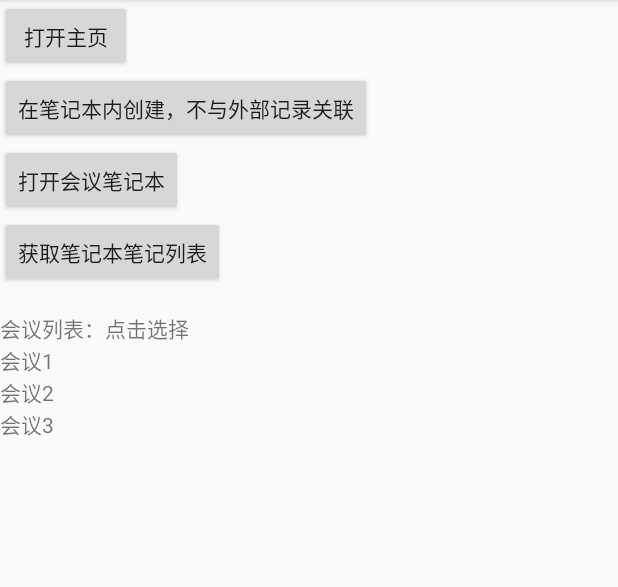
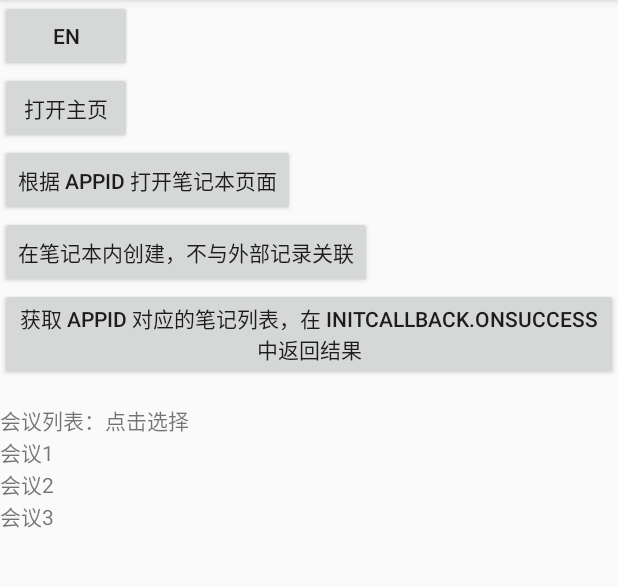
Before and after one commit to WizTeam/WizNoteClientSDK, an Android app: the screen it shows after launch (MainActivity), on a phone screen of 412 x 824 dp, the part 84-671 px from its top. Run offline under Robolectric (Android 15) with nearby library versions, the phone set to English and light mode, and no system bars; libraries missing offline, so code that uses them is left out: cn.wiz.note, cn.wiz.sdk.

Commit message:
notebook name i18n

```diff
--- a/android/examples/app/src/main/java/cn/wiz/example/BaseActivity.java
+++ b/android/examples/app/src/main/java/cn/wiz/example/BaseActivity.java
@@ -1,11 +1,15 @@
 package cn.wiz.example;
 
+import android.annotation.SuppressLint;
 import android.app.Activity;
 import android.content.Context;
 import android.support.annotation.Nullable;
 import android.support.v7.app.AppCompatActivity;
 import android.util.Log;
 import android.widget.ListView;
+
+import org.json.JSONException;
+import org.json.JSONObject;
 
 import cn.wiz.note.sdk.WizNoteSDK;
 import cn.wiz.sdk.api.WizSDK;
@@ -15,30 +19,55 @@ import cn.wiz.sdk.util2.ToastUtil;
  * eventCallback uiCallback logicCallback 为公用回调
  * initCallback 不同方法需要提供不同实现
  */
+@SuppressLint("Registered")
 public class BaseActivity extends AppCompatActivity {
 
 
+    /**
+     * 打开主页
+     */
     public void startNoteHome(WizSDK.HWInitCallback initCallback) {
         WizNoteSDK.startNoteHome(getApplication(), initCallback, eventCallback, uiCallback, logicCallback);
     }
 
-    public void startNotebook(WizSDK.HWInitCallback initCallback, String notebookName) {
-        WizNoteSDK.startNoteList(getApplication(), initCallback, eventCallback, uiCallback, logicCallback, notebookName);
-    }
-
+    /**
+     * 查看笔记
+     */
     public void startViewNote(WizSDK.HWInitCallback initCallback, String docGuid) {
         WizNoteSDK.startViewNote(getApplication(), initCallback, eventCallback, uiCallback, logicCallback, docGuid);
     }
 
-    public void startCreateNote(WizSDK.HWInitCallback initCallback, String notebookName, String appId, String objectId, String title) {
-        WizNoteSDK.startCreateNote(getApplication(), initCallback, eventCallback, uiCallback, logicCallback, notebookName, appId, objectId, title);
+    /**
+     * 创建笔记
+     */
+    public void startCreateNote(WizSDK.HWInitCallback initCallback, String i18nNotebookName, String appId, String objectId, String title) {
+        WizNoteSDK.startCreateNote(getApplication(), initCallback, eventCallback, uiCallback, logicCallback, i18nNotebookName, appId, objectId, title);
     }
 
-    @Deprecated
-    public void startCreateNote(WizSDK.HWInitCallback initCallback, String notebookName, String appId, String objectId) {
-        WizNoteSDK.startCreateNote(getApplication(), initCallback, eventCallback, uiCallback, logicCallback, notebookName, appId, objectId);
+    /**
+     * 根据 AppId 获取笔记列表
+     */
+    public void getNoteListByAppId(WizSDK.HWInitCallback initCallback, String appId, String i18nNotebookName, int start, int count) {
+        WizNoteSDK.getNoteListByAppId(getApplication(), initCallback, eventCallback, uiCallback, logicCallback, appId, i18nNotebookName, start, count);
     }
 
+    /**
+     * 根据 AppId 和 ObjectId 获取笔记列表
+     */
+    public void getNoteListByObject(WizSDK.HWInitCallback initCallback, String appId, String objectId) {
+        WizNoteSDK.getNoteListByObject(getApplication(), initCallback, eventCallback, uiCallback, logicCallback, appId, objectId);
+    }
+
+    /**
+     * 根据 AppId 打开笔记本
+     */
+    public void startNoteListByAppId(WizSDK.HWInitCallback initCallback, String appId, String i18nNotebookName) {
+        WizNoteSDK.startNoteListByAppId(getApplication(), initCallback, eventCallback, uiCallback, logicCallback, appId, i18nNotebookName);
+    }
+
+    /**
+     * 在笔记本中创建一篇笔记，不和外部记录关联，笔记本传 null， 在默认笔记本中创建笔记
+     */
     @Deprecated
     public void startCreateNote(WizSDK.HWInitCallback initCallback, String notebookName) {
         WizNoteSDK.startCreateNote(getApplication(), initCallback, eventCallback, uiCallback, logicCallback, notebookName);
@@ -47,10 +76,6 @@ public class BaseActivity extends AppCompatActivity {
 
     public void getNotebookList(WizSDK.HWInitCallback initCallback, String notebookName, int start, int count) {
         WizNoteSDK.getNoteListByNotebook(getApplication(), initCallback, eventCallback, uiCallback, logicCallback, notebookName, start, count);
-    }
-
-    public void getObjectList(WizSDK.HWInitCallback initCallback, String appId, String objectId) {
-        WizNoteSDK.getNoteListByObject(getApplication(), initCallback, eventCallback, uiCallback, logicCallback, appId, objectId);
     }
 
     private WizSDK.HWEventCallback eventCallback = new WizSDK.HWEventCallback() {
@@ -158,6 +183,25 @@ public class BaseActivity extends AppCompatActivity {
         public void reportLog(String tag, String msg) {
             Log.e(tag, msg);
         }
+
+        @Override
+        public String getLanguage() {
+            return Language;
+        }
     };
 
+    protected String Language = "CN";
+
+    protected String getI18nNotebookName() {
+        try {
+            JSONObject jsonObject = new JSONObject();
+            jsonObject.put("CN", "我的会议");
+            jsonObject.put("EN", "My Meetings");
+            return jsonObject.toString();
+        } catch (JSONException e) {
+            e.printStackTrace();
+            throw new RuntimeException("error");
+        }
+    }
+
 }
--- a/android/examples/app/src/main/res/layout/activity_main.xml
+++ b/android/examples/app/src/main/res/layout/activity_main.xml
@@ -7,10 +7,22 @@
     tools:context="cn.wiz.example.MainActivity">
 
     <Button
+        android:id="@+id/language"
+        android:layout_width="wrap_content"
+        android:layout_height="wrap_content"
+        android:text="EN"/>
+
+    <Button
         android:id="@+id/home"
         android:layout_width="wrap_content"
         android:layout_height="wrap_content"
         android:text="打开主页"/>
+
+    <Button
+        android:id="@+id/notebook"
+        android:layout_width="wrap_content"
+        android:layout_height="wrap_content"
+        android:text="根据 AppId 打开笔记本页面"/>
 
     <Button
         android:id="@+id/create"
@@ -19,16 +31,10 @@
         android:text="在笔记本内创建，不与外部记录关联"/>
 
     <Button
-        android:id="@+id/list"
-        android:layout_width="wrap_content"
-        android:layout_height="wrap_content"
-        android:text="打开会议笔记本"/>
-
-    <Button
         android:id="@+id/getNotebookList"
         android:layout_width="wrap_content"
         android:layout_height="wrap_content"
-        android:text="获取笔记本笔记列表"/>
+        android:text="获取 AppId 对应的笔记列表，在 InitCallback.onSuccess 中返回结果"/>
 
     <TextView
         android:layout_width="wrap_content"
```
Also changed, not shown: android/examples/app/src/main/java/cn/wiz/example/MainActivity.java (+36 -20 lines), 2 other files.
